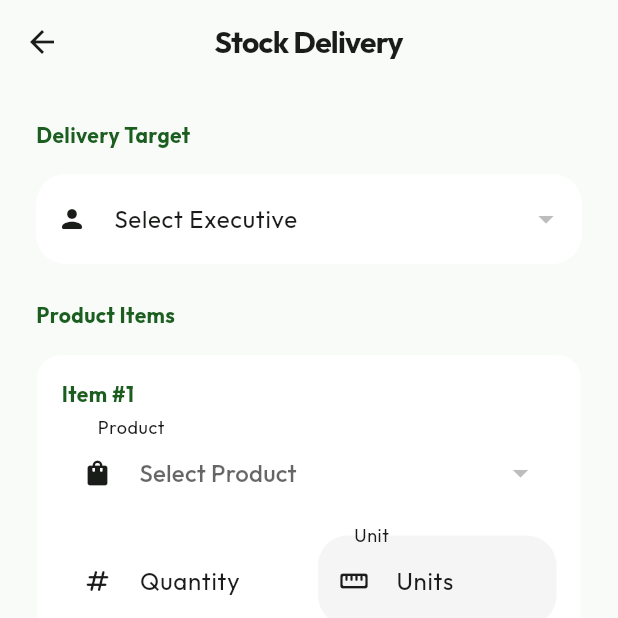
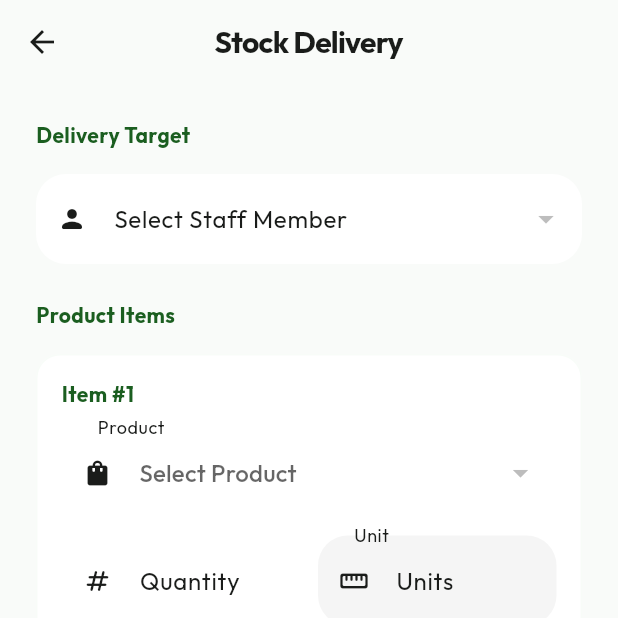
Before and after one commit to saishreevisionary/naturebiotic, a Flutter app: the StoreStockScreen screen opened directly, after a tap on "Delivery", on a phone screen of 412 x 824 dp, the top half of it. Run offline on Flutter 3.47's test engine with Material 3 defaults, Android fonts, the phone set to English and light mode, and no system bars; our stand-ins replace connectivity_plus, csv, device_info_plus, file_picker, geocoding, geolocator and 9 more; missing offline and left inert: call_log; accounts and stored records are empty.

Commit message:
final_01.05.26

```diff
--- a/lib/features/auth/screens/executive_list_screen.dart
+++ b/lib/features/auth/screens/executive_list_screen.dart
@@ -152,7 +152,7 @@ class _ExecutiveListScreenState extends State<ExecutiveListScreen> {
   }
 
   void _showOptions(Map<String, dynamic> member) {
-    final bool isExecutive = member['role'] == 'executive';
+    final bool isExecutive = member['role'] == 'executive' || member['role'] == 'telecaller';
 
     showModalBottomSheet(
       context: context,
--- a/lib/features/farms/screens/add_farm_screen.dart
+++ b/lib/features/farms/screens/add_farm_screen.dart
@@ -602,9 +602,9 @@ class _AddFarmScreenState extends State<AddFarmScreen> {
         farmData['contacts'] = contacts;
       }
 
-      // Auto-assign if created by an executive (and not just an edit)
+      // Auto-assign if created by an executive/telecaller (and not just an edit)
       if (!_isEdit &&
-          userProfile?['role'] == 'executive' &&
+          (userProfile?['role'] == 'executive' || userProfile?['role'] == 'telecaller') &&
           currentUserId != null) {
         farmData['assigned_to'] = currentUserId;
       } else if (_isEdit) {
@@ -707,7 +707,9 @@ class _AddFarmScreenState extends State<AddFarmScreen> {
                           controller: _placeController,
                           onChanged: (v) {
                             if (_isResolvingAuto) return;
-                            // Strictly allow link resolution ONLY for non-executives
+                            // Strictly allow link resolution ONLY for non-executives/non-telecallers
+                            // Wait, telecallers ARE office-based, so they SHOULD have link resolution.
+                            // The logic currently excludes executives. I will exclude executives only.
                             if (_userRole != 'executive' &&
                                 v.startsWith('http') &&
                                 (v.contains('maps.app.goo.gl') ||
--- a/lib/features/farms/screens/add_stock_entry_screen.dart
+++ b/lib/features/farms/screens/add_stock_entry_screen.dart
@@ -172,8 +172,8 @@ class _AddStockEntryScreenState extends State<AddStockEntryScreen> {
     if (!_formKey.currentState!.validate()) return;
 
     // Check if any row has no product selected
-    // Check stock for executives
-    if (_userRole == 'executive' && _transactionType == 'RECEIVED') {
+    // Check stock for executives and telecallers
+    if ((_userRole == 'executive' || _userRole == 'telecaller') && _transactionType == 'RECEIVED') {
       for (var row in _itemRows) {
         final requestedQty = double.tryParse(row.qtyController.text) ?? 0.0;
         final available = _myStock[row.selectedItem]?[row.selectedUnit] ?? 0.0;
@@ -542,7 +542,7 @@ class _AddStockEntryScreenState extends State<AddStockEntryScreen> {
     return Row(
       children: [
         _typeOption('RECEIVED', Colors.green, Icons.download_rounded),
-        if (_userRole != 'executive') ...[
+        if (_userRole != 'executive' && _userRole != 'telecaller') ...[
           const SizedBox(width: 8),
           _typeOption('DELIVERED', Colors.orange, Icons.upload_rounded),
           const SizedBox(width: 8),
--- a/lib/features/inventory/screens/stock_transaction_form.dart
+++ b/lib/features/inventory/screens/stock_transaction_form.dart
@@ -33,7 +33,7 @@ class _StockTransactionFormState extends State<StockTransactionForm> {
 
   String? _selectedExecutiveId;
   String? _userRole;
-  List<Map<String, dynamic>> _executives = [];
+  List<Map<String, dynamic>> _staffMembers = [];
   Map<int, String> _productVendors = {};
   Map<String, Map<String, double>> _detailedStock = {};
 
@@ -55,7 +55,7 @@ class _StockTransactionFormState extends State<StockTransactionForm> {
     if (mounted) {
       setState(() {
         _userRole = profile?['role'];
-        if (_userRole == 'executive') {
+        if (_userRole == 'executive' || _userRole == 'telecaller') {
           _selectedExecutiveId = user?.id;
         }
       });
@@ -118,12 +118,14 @@ class _StockTransactionFormState extends State<StockTransactionForm> {
 
     if (widget.transactionType == 'DELIVERY' ||
         widget.transactionType == 'RETURN') {
-      // For Store users, show the dropdown. For Executives, we already set the ID.
-      if (_userRole != 'executive') {
-        final execs = await SupabaseService.getExecutives();
+      // For Store/Admin users, show the dropdown. For Executives/Telecallers, we already set the ID.
+      if (_userRole != 'executive' && _userRole != 'telecaller') {
+        final staff = await SupabaseService.getAllStaff();
+        final storeStock = await SupabaseService.getDetailedStoreStock();
         if (mounted) {
           setState(() {
-            _executives = execs;
+            _staffMembers = staff;
+            _detailedStock = storeStock;
             _isLoadingData = false;
           });
         }
@@ -147,7 +149,7 @@ class _StockTransactionFormState extends State<StockTransactionForm> {
     if (widget.transactionType == 'DELIVERY' && _userRole == 'store') {
       if (_selectedExecutiveId == null && _buyerNameController.text.trim().isEmpty) {
         ScaffoldMessenger.of(context).showSnackBar(
-          const SnackBar(content: Text('Please select an executive or enter buyer name'), backgroundColor: Colors.red),
+          const SnackBar(content: Text('Please select a staff member or enter buyer name'), backgroundColor: Colors.red),
         );
         return;
       }
@@ -172,7 +174,8 @@ class _StockTransactionFormState extends State<StockTransactionForm> {
         return;
       }
 
-      if (_userRole == 'executive' && widget.transactionType == 'RETURN') {
+      // Stock validation for Executives/Telecallers on RETURN
+      if ((_userRole == 'executive' || _userRole == 'telecaller') && widget.transactionType == 'RETURN') {
         final productName = item.product?['label'] ?? '';
         final variantName = item.variant?['label'] ?? '';
         final availableQty = _detailedStock[productName]?[variantName] ?? 0.0;
@@ -182,6 +185,23 @@ class _StockTransactionFormState extends State<StockTransactionForm> {
             SnackBar(
               backgroundColor: Colors.red,
               content: Text('Insufficient stock for $productName ($variantName). Available: $availableQty'),
+            ),
+          );
+          return;
+        }
+      }
+
+      // Stock validation for Store/Admin on DELIVERY
+      if ((_userRole == 'store' || _userRole == 'admin') && widget.transactionType == 'DELIVERY') {
+        final productName = item.product?['label'] ?? '';
+        final variantName = item.variant?['label'] ?? '';
+        final availableQty = _detailedStock[productName]?[variantName] ?? 0.0;
+
+        if (qty > availableQty) {
+          ScaffoldMessenger.of(context).showSnackBar(
+            SnackBar(
+              backgroundColor: Colors.red,
+              content: Text('Insufficient store stock for $productName ($variantName). Available: $availableQty'),
             ),
           );
           return;
@@ -287,7 +307,7 @@ class _StockTransactionFormState extends State<StockTransactionForm> {
 
                     if (widget.transactionType == 'DELIVERY' ||
                         widget.transactionType == 'RETURN') ...[
-                      if (_userRole != 'executive') ...[
+                      if (_userRole != 'executive' && _userRole != 'telecaller') ...[
                         _buildSectionTitle(
                           widget.transactionType == 'DELIVERY'
                               ? 'Delivery Target'
@@ -312,7 +332,7 @@ class _StockTransactionFormState extends State<StockTransactionForm> {
                               child: _textField(
                                 _buyerNameController,
                                 'Buyer Name',
-                                _selectedExecutiveId != null ? 'Clear executive to use direct sale' : 'Who bought this?',
+                                _selectedExecutiveId != null ? 'Clear staff to use direct sale' : 'Who bought this?',
                                 Icons.person_add_alt_1_rounded,
                                 optional: true,
                               ),
@@ -454,16 +474,17 @@ class _StockTransactionFormState extends State<StockTransactionForm> {
     return DropdownButtonFormField<String>(
       value: _selectedExecutiveId,
       decoration: InputDecoration(
-        labelText: 'Select Executive',
+        labelText: 'Select Staff Member',
         prefixIcon: const Icon(Icons.person_rounded, size: 20),
         border: OutlineInputBorder(borderRadius: BorderRadius.circular(12)),
         filled: true,
         fillColor: Colors.white,
       ),
-      items: (_executives).map((exec) {
+      items: (_staffMembers).map((staff) {
+        final role = staff['role']?.toString().toUpperCase() ?? '';
         return DropdownMenuItem<String>(
-          value: exec['id'],
-          child: Text(exec['full_name'] ?? 'Unknown'),
+          value: staff['id'],
+          child: Text('${staff['full_name'] ?? 'Unknown'} ($role)'),
         );
       }).toList(),
       onChanged: (val) {
@@ -476,7 +497,7 @@ class _StockTransactionFormState extends State<StockTransactionForm> {
         if (widget.transactionType == 'DELIVERY' && _userRole == 'store') {
           return null;
         }
-        return val == null ? 'Please select an executive' : null;
+        return val == null ? 'Please select a staff member' : null;
       },
     );
   }
--- a/lib/features/inventory/screens/store_stock_screen.dart
+++ b/lib/features/inventory/screens/store_stock_screen.dart
@@ -26,8 +26,8 @@ class _StoreStockScreenState extends State<StoreStockScreen> {
   String _userName = 'User';
   List<Map<String, dynamic>> _usageHistory = [];
   List<Map<String, dynamic>> _allTransactions = [];
-  List<Map<String, dynamic>> _executives = [];
-  Map<String, double> _executiveStockTotals = {};
+  List<Map<String, dynamic>> _staffMembers = [];
+  Map<String, double> _staffStockTotals = {};
 
   @override
   void initState() {
@@ -42,7 +42,7 @@ class _StoreStockScreenState extends State<StoreStockScreen> {
       _userRole = profile?['role'] ?? 'executive';
       _userName = profile?['full_name'] ?? 'User';
 
-      if (_userRole == 'executive') {
+      if (_userRole == 'executive' || _userRole == 'telecaller') {
         final stock = await SupabaseService.getExecutiveStock();
         final detailed = await SupabaseService.getDetailedExecutiveStock();
         final usage = await SupabaseService.getExecutiveStockUsage();
@@ -86,19 +86,19 @@ class _StoreStockScreenState extends State<StoreStockScreen> {
           return dateB.compareTo(dateA);
         });
 
-        List<Map<String, dynamic>> executives = [];
-        Map<String, double> execStockTotals = {};
+        List<Map<String, dynamic>> staff = [];
+        Map<String, double> staffStockTotals = {};
 
         if (_userRole == 'admin' || _userRole == 'store') {
-          executives = await SupabaseService.getExecutives();
-          // Pre-calculate stock totals for each executive to show in the list
-          for (var exec in executives) {
-            final execStock = await SupabaseService.getExecutiveStock(
-              userId: exec['id'],
+          staff = await SupabaseService.getAllStaff();
+          // Pre-calculate stock totals for each staff member to show in the list
+          for (var member in staff) {
+            final staffStock = await SupabaseService.getExecutiveStock(
+              userId: member['id'],
             );
             double total = 0;
-            execStock.forEach((key, value) => total += value);
-            execStockTotals[exec['id']] = total;
+            staffStock.forEach((key, value) => total += value);
+            staffStockTotals[member['id']] = total;
           }
         }
 
@@ -110,8 +110,8 @@ class _StoreStockScreenState extends State<StoreStockScreen> {
             _stockInHand = stock;
             _detailedStock = detailed;
             _allTransactions = combinedTxs;
-            _executives = executives;
-            _executiveStockTotals = execStockTotals;
+            _staffMembers = staff;
+            _staffStockTotals = staffStockTotals;
             _isLoading = false;
           });
         }
@@ -141,7 +141,7 @@ class _StoreStockScreenState extends State<StoreStockScreen> {
 
   void _openTransactionForm(String type) {
     if (type == 'RETURN') {
-      if (_userRole == 'executive') {
+      if (_userRole == 'executive' || _userRole == 'telecaller') {
         Navigator.push(
           context,
           MaterialPageRoute(
@@ -217,7 +217,7 @@ class _StoreStockScreenState extends State<StoreStockScreen> {
                         tabs: const [
                           Tab(text: 'Store Stock'),
                           Tab(text: 'Purchase History'),
-                          Tab(text: 'Executive Status'),
+                          Tab(text: 'Staff Status'),
                         ],
                       ),
                     ),
@@ -237,7 +237,7 @@ class _StoreStockScreenState extends State<StoreStockScreen> {
                   children: [
                     _buildWideStoreStockTab(lowStock),
                     _buildPurchaseHistoryTab(),
-                    if (_userRole != 'executive') _buildExecutiveStockTab(),
+                    if (_userRole != 'executive') _buildStaffStockTab(),
                   ],
                 ),
               ),
@@ -249,10 +249,10 @@ class _StoreStockScreenState extends State<StoreStockScreen> {
 
     // Default Layout (Mobile or Executive)
     return DefaultTabController(
-      length: _userRole == 'executive' ? 2 : 3,
+      length: (_userRole == 'executive' || _userRole == 'telecaller') ? 2 : 3,
       child: Scaffold(
         backgroundColor: AppColors.background,
-        appBar: _userRole == 'executive'
+        appBar: (_userRole == 'executive' || _userRole == 'telecaller')
             ? AppBar(
                 title: const Text('My Inventory'),
                 backgroundColor: Colors.white,
@@ -263,7 +263,7 @@ class _StoreStockScreenState extends State<StoreStockScreen> {
             : null,
         body: NestedScrollView(
           headerSliverBuilder: (context, innerBoxIsScrolled) => [
-            if (_userRole != 'executive') _buildHero(),
+            if (_userRole != 'executive' && _userRole != 'telecaller') _buildHero(),
             SliverToBoxAdapter(
               child: TabBar(
                 isScrollable: false,
@@ -271,7 +271,7 @@ class _StoreStockScreenState extends State<StoreStockScreen> {
                 tabs: [
                   const Tab(text: 'Stock'),
                   const Tab(text: 'History'),
-                  if (_userRole != 'executive') const Tab(text: 'Execs')
+                  if (_userRole != 'executive' && _userRole != 'telecaller') const Tab(text: 'Staff')
                 ],
               ),
             ),
@@ -279,8 +279,8 @@ class _StoreStockScreenState extends State<StoreStockScreen> {
           body: TabBarView(
             children: [
               _buildStoreStockTab(lowStock),
-              _userRole == 'executive' ? _buildHifiExecutiveHistoryTab() : _buildPurchaseHistoryTab(),
-              if (_userRole != 'executive') _buildExecutiveStockTab(),
+              (_userRole == 'executive' || _userRole == 'telecaller') ? _buildHifiExecutiveHistoryTab() : _buildPurchaseHistoryTab(),
+              if (_userRole != 'executive' && _userRole != 'telecaller') _buildStaffStockTab(),
             ],
           ),
         ),
@@ -706,7 +706,7 @@ class _StoreStockScreenState extends State<StoreStockScreen> {
 
 
   Widget _buildStoreStockTab(List<MapEntry<String, double>> lowStock) {
-    if (_userRole == 'executive') {
+    if (_userRole == 'executive' || _userRole == 'telecaller') {
       return _buildHifiExecutiveStockView(lowStock);
     }
     return RefreshIndicator(
@@ -1405,20 +1405,19 @@ class _StoreStockScreenState extends State<StoreStockScreen> {
         },
       ),
     );
-  }
-
-  Widget _buildExecutiveStockTab() {
+  }  Widget _buildStaffStockTab() {
     return RefreshIndicator(
       onRefresh: _refreshData,
       child:
-          _executives.isEmpty
-              ? const Center(child: Text('No executives found'))
+          _staffMembers.isEmpty
+               ? const Center(child: Text('No staff members found'))
               : ListView.builder(
                 padding: const EdgeInsets.all(16),
-                itemCount: _executives.length,
+                itemCount: _staffMembers.length,
                 itemBuilder: (context, index) {
-                  final exec = _executives[index];
-                  final totalStock = _executiveStockTotals[exec['id']] ?? 0.0;
+                  final member = _staffMembers[index];
+                  final totalStock = _staffStockTotals[member['id']] ?? 0.0;
+                  final role = member['role']?.toString().toUpperCase() ?? 'STAFF';
 
                   return EntranceAnimation(
                     child: Card(
@@ -1433,7 +1432,7 @@ class _StoreStockScreenState extends State<StoreStockScreen> {
                         leading: CircleAvatar(
                           backgroundColor: AppColors.primary.withOpacity(0.1),
                           child: Text(
-                            exec['full_name']?[0] ?? 'E',
+                            member['full_name']?[0] ?? 'S',
                             style: const TextStyle(
                               color: AppColors.primary,
                               fontWeight: FontWeight.bold,
@@ -1441,10 +1440,16 @@ class _StoreStockScreenState extends State<StoreStockScreen> {
                           ),
                         ),
                         title: Text(
-                          exec['full_name'] ?? 'Unknown',
+                          member['full_name'] ?? 'Unknown',
                           style: const TextStyle(fontWeight: FontWeight.bold),
                         ),
-                        subtitle: Text('Total Units in Hand: $totalStock'),
+                        subtitle: Column(
+                          crossAxisAlignment: CrossAxisAlignment.start,
+                          children: [
+                            Text(role, style: TextStyle(color: AppColors.primary.withOpacity(0.6), fontSize: 10, fontWeight: FontWeight.bold)),
+                            Text('Total Units in Hand: $totalStock'),
+                          ],
+                        ),
                         trailing: const Icon(
                           Icons.chevron_right_rounded,
                           color: AppColors.primary,
@@ -1455,8 +1460,8 @@ class _StoreStockScreenState extends State<StoreStockScreen> {
                             MaterialPageRoute(
                               builder:
                                   (context) => ExecutiveStockDetailScreen(
-                                    executiveId: exec['id'],
-                                    executiveName: exec['full_name'],
+                                    executiveId: member['id'],
+                                    executiveName: member['full_name'],
                                   ),
                             ),
                           );
@@ -2003,7 +2008,7 @@ class _StoreStockScreenState extends State<StoreStockScreen> {
                       ),
                     ),
                     const Text(
-                      'You have stock waiting for your acceptance.',
+                      'You have stock pending handover or waiting for acceptance.',
                       style: TextStyle(fontSize: 12, color: Colors.redAccent),
                     ),
                   ],
--- a/lib/services/supabase_service.dart
+++ b/lib/services/supabase_service.dart
@@ -227,6 +227,20 @@ class SupabaseService {
     }
   }
 
+  static Future<List<Map<String, dynamic>>> getAllStaff() async {
+    try {
+      final response = await client
+          .from('profiles')
+          .select('id, username, full_name, sales_target, role')
+          .inFilter('role', ['executive', 'manager', 'telecaller', 'store'])
+          .order('full_name');
+      return List<Map<String, dynamic>>.from(response);
+    } catch (e) {
+      debugPrint('Error in getAllStaff: $e');
+      return [];
+    }
+  }
+
   static Future<List<Map<String, dynamic>>> getTeamMembers() async {
     try {
       final user = client.auth.currentUser;
@@ -304,8 +318,9 @@ class SupabaseService {
       final profile = await getProfile();
       var query = client.from('farmers').select();
 
-      if (profile?['role'] == 'executive') {
-        // For executives, show only farmers they created
+      final role = profile?['role'];
+      if (role == 'executive' || role == 'telecaller') {
+        // For executives and telecallers, show only farmers they created
         query = query.eq('created_by', client.auth.currentUser!.id);
       }
 
@@ -404,10 +419,11 @@ class SupabaseService {
     print('DEBUG: getFarms - User ID: ${user?.id}');
     print('DEBUG: getFarms - Role: ${profile?['role']}');
 
-    if (profile?['role'] == 'executive') {
+    final role = profile?['role'];
+    if (role == 'executive' || role == 'telecaller') {
       final userId = user!.id;
       print('DEBUG: getFarms - Filtering by assigned_to: $userId');
-      // THE NEW WORKFLOW: Executives ONLY see farms assigned to them
+      // THE NEW WORKFLOW: Executives/Telecallers ONLY see farms assigned to them
       query = query.eq('assigned_to', userId);
     }
 
@@ -479,8 +495,9 @@ class SupabaseService {
     final user = client.auth.currentUser;
     final profile = await getProfile();
 
-    if (profile?['role'] == 'executive' && user != null) {
-      // Executives see crops for farms assigned to them
+    final role = profile?['role'];
+    if ((role == 'executive' || role == 'telecaller') && user != null) {
+      // Executives/Telecallers see crops for farms assigned to them
       final response = await client
           .from('crops')
           .select('*, farms!inner(name, assigned_to, farmers(name))')
@@ -615,9 +632,10 @@ class SupabaseService {
       final user = client.auth.currentUser;
       final profile = await getProfile();
 
-      if (profile?['role'] == 'executive' && user != null) {
-        // Executives only see reports for farms assigned to them
-        // Fallback: Just get all reports created by this executive
+      final role = profile?['role'];
+      if ((role == 'executive' || role == 'telecaller') && user != null) {
+        // Executives/Telecallers only see reports for farms assigned to them
+        // Fallback: Just get all reports created by this user
         final response = await client
             .from('reports')
             .select(columns ?? '*, farms(name, assigned_to, farmers(name)), crops(name)')
@@ -753,17 +771,17 @@ class SupabaseService {
 
     // Farmers count
     var farmersQuery = client.from('farmers').select('id');
-    if (role == 'executive') farmersQuery = farmersQuery.eq('created_by', userId);
+    if (role == 'executive' || role == 'telecaller') farmersQuery = farmersQuery.eq('created_by', userId);
     final farmersRes = await farmersQuery.count(CountOption.exact);
 
     // Farms count
     var farmsQuery = client.from('farms').select('id');
-    if (role == 'executive') farmsQuery = farmsQuery.eq('assigned_to', userId);
+    if (role == 'executive' || role == 'telecaller') farmsQuery = farmsQuery.eq('assigned_to', userId);
     final farmsRes = await farmsQuery.count(CountOption.exact);
 
     // Reports count
     var reportsQuery = client.from('reports').select('id');
-    if (role == 'executive') {
+    if (role == 'executive' || role == 'telecaller') {
       reportsQuery = reportsQuery.eq('created_by', userId);
     }
     final reportsRes = await reportsQuery.count(CountOption.exact);
@@ -847,8 +865,8 @@ class SupabaseService {
 
       var query = client.from('store_transactions').select('*, profiles:executive_id(full_name)').eq('status', 'PENDING');
 
-      if (role == 'executive') {
-        // Executive only sees pending deliveries sent TO them
+      if (role == 'executive' || role == 'telecaller') {
+        // Executive/Telecaller only sees pending deliveries sent TO them
         query = query.eq('executive_id', user.id).eq('transaction_type', 'DELIVERY');
       } else if (role == 'store') {
         // Store only sees pending returns sent TO the store
@@ -874,8 +892,9 @@ class SupabaseService {
       final role = profile?['role'];
 
       // Only Admin and Store workers care about rejected deliveries they sent
-      if (role != 'admin' && role != 'store') return [];
-
+      if (role != 'admin' && role != 'store' && role != 'executive' && role != 'telecaller') return [];
+
+      if (role == 'admin' || role == 'store') {
         final response = await client.from('store_transactions')
             .select('*, profiles:executive_id(full_name)')
             .eq('status', 'REJECTED')
@@ -883,6 +902,17 @@ class SupabaseService {
             .order('created_at', ascending: false);
 
         return List<Map<String, dynamic>>.from(response);
+      } else {
+        final userId = user.id;
+        final response = await client.from('store_transactions')
+            .select('*, profiles:executive_id(full_name)')
+            .eq('executive_id', userId)
+            .eq('status', 'REJECTED')
+            .eq('transaction_type', 'DELIVERY')
+            .order('created_at', ascending: false);
+
+        return List<Map<String, dynamic>>.from(response);
+      }
     } catch (e) {
       debugPrint('Error in getRejectedStoreTransactions: $e');
       return [];
@@ -900,16 +930,15 @@ class SupabaseService {
     }
   }
 
-  static Future<void> updateStoreTransactionStatus(String transactionId, String status) async {
-    try {
+  static Future<void> updateStoreTransactionStatus(String id, String status) async {
     await client.from('store_transactions').update({
       'status': status,
       'accepted_at': status == 'ACCEPTED' ? DateTime.now().toIso8601String() : null,
-      }).eq('id', transactionId);
-    } catch (e) {
-      debugPrint('Error updateStoreTransactionStatus: $e');
-      rethrow;
-    }
+    }).eq('id', id);
+  }
+
+  static Future<void> deleteStoreTransaction(String id) async {
+    await client.from('store_transactions').delete().eq('id', id);
   }
 
   static Future<Map<String, double>> getStoreStock() async {
@@ -1212,11 +1241,11 @@ class SupabaseService {
     final now = DateTime.now();
     final startOfToday = DateTime(now.year, now.month, now.day);
 
-    // 1. Get total executives
+    // 1. Get total field staff (Executives and Telecallers)
     final execResponse = await client
         .from('profiles')
         .select('id')
-        .eq('role', 'executive');
+        .inFilter('role', ['executive', 'telecaller']);
     final totalExecutives = (execResponse as List).length;
 
     if (totalExecutives == 0) return {'present': 0, 'absent': 0};
@@ -1314,7 +1343,7 @@ class SupabaseService {
 
     if (userId != null) {
       query = query.eq('executive_id', userId);
-    } else if (profile?['role'] == 'executive') {
+    } else if (profile?['role'] == 'executive' || profile?['role'] == 'telecaller') {
       query = query.eq('executive_id', client.auth.currentUser!.id);
     }
 
```
Also changed, not shown: lib/features/inventory/screens/executive_stock_acceptance_screen.dart (+84 -0 lines), pubspec.lock. Lines whose indentation alone changed are shown as unchanged.
